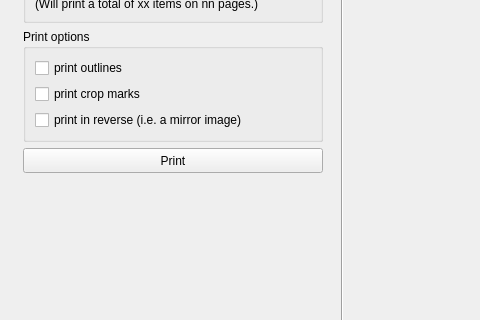
The window that glabels/ui/PrintView.ui (jimevins/glabels-qt) describes before a commit, drawn with Qt 5; both pictures show x 0 to 480 and y 113 to 433 of the 839 by 769 pixel window.
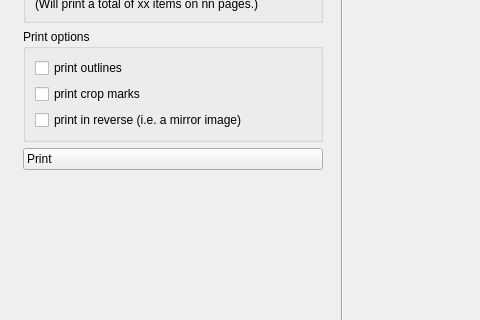
The same window after the commit. Icons and pictures are not drawn. Custom widgets are drawn as their Qt base class.

Commit message: Added new 32x32 icons.

What changed in the file:
```diff
--- a/glabels/ui/PrintView.ui
+++ b/glabels/ui/PrintView.ui
@@ -286,22 +286,7 @@
       </widget>
      </item>
      <item>
-      <widget class="QToolButton" name="printButton">
-       <property name="sizePolicy">
-        <sizepolicy hsizetype="Fixed" vsizetype="Fixed">
-         <horstretch>0</horstretch>
-         <verstretch>0</verstretch>
-        </sizepolicy>
-       </property>
-       <property name="minimumSize">
-        <size>
-         <width>300</width>
-         <height>0</height>
-        </size>
-       </property>
-       <property name="layoutDirection">
-        <enum>Qt::LeftToRight</enum>
-       </property>
+      <widget class="QPushButton" name="printButton">
        <property name="styleSheet">
         <string notr="true">text-align:left; padding:3px;</string>
        </property>
@@ -318,9 +303,6 @@
          <height>32</height>
         </size>
        </property>
-       <property name="toolButtonStyle">
-        <enum>Qt::ToolButtonTextBesideIcon</enum>
-       </property>
       </widget>
      </item>
      <item>
```
Left out of the diff: 69 changed lines with no effect on the pictures. The commit also changes 11 other files.
